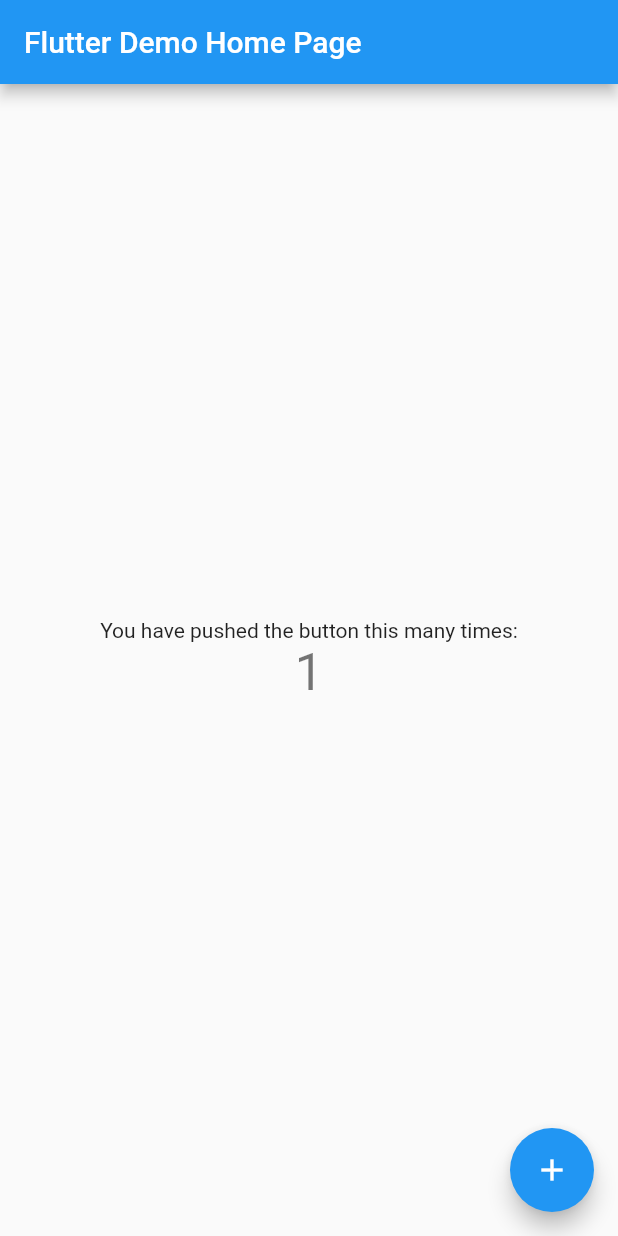
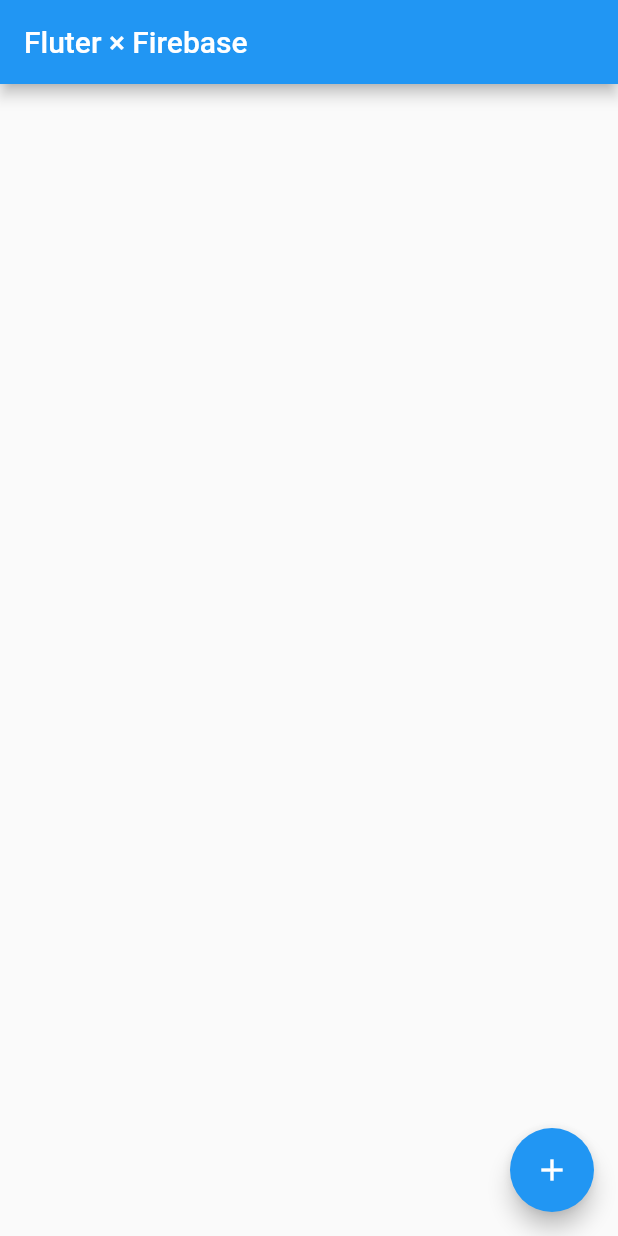
Before and after one commit to Iris2783/firebase-training, a Flutter app: the screen it shows after launch, after a tap on the "add" icon, on a phone screen of 412 x 824 dp. Run offline on Flutter 3.47's test engine with Material 2 defaults, Android fonts, the phone set to English and light mode, and no system bars; our stand-ins replace cloud_firestore, firebase_core; accounts and stored records are empty.

Commit message:
Conect to FIrebase

```diff
--- a/firebase_training/lib/main.dart
+++ b/firebase_training/lib/main.dart
@@ -1,115 +1,30 @@
+import 'package:firebase_core/firebase_core.dart';
+import 'package:firebase_training/firebase_options.dart';
+import 'package:firebase_training/pages/top_page.dart';
 import 'package:flutter/material.dart';
 
-void main() {
+
+//Firebaseとの連携を以下に記述。以下のコードを含みアプリがビルドで切ればFirebaseとの連携が完了していることを意味する。
+void main() async {
+  WidgetsFlutterBinding.ensureInitialized();
+  await Firebase.initializeApp(
+    options: DefaultFirebaseOptions.currentPlatform,
+  );
   runApp(const MyApp());
 }
 
 class MyApp extends StatelessWidget {
   const MyApp({super.key});
 
-  // This widget is the root of your application.
   @override
   Widget build(BuildContext context) {
     return MaterialApp(
+      debugShowCheckedModeBanner: false,
       title: 'Flutter Demo',
       theme: ThemeData(
-        // This is the theme of your application.
-        //
-        // Try running your application with "flutter run". You'll see the
-        // application has a blue toolbar. Then, without quitting the app, try
-        // changing the primarySwatch below to Colors.green and then invoke
-        // "hot reload" (press "r" in the console where you ran "flutter run",
-        // or simply save your changes to "hot reload" in a Flutter IDE).
-        // Notice that the counter didn't reset back to zero; the application
-        // is not restarted.
         primarySwatch: Colors.blue,
       ),
-      home: const MyHomePage(title: 'Flutter Demo Home Page'),
+      home: const TopPage(title: 'Flutter Demo Home Page'),
     );
   }
 }
-
-class MyHomePage extends StatefulWidget {
-  const MyHomePage({super.key, required this.title});
-
-  // This widget is the home page of your application. It is stateful, meaning
-  // that it has a State object (defined below) that contains fields that affect
-  // how it looks.
-
-  // This class is the configuration for the state. It holds the values (in this
-  // case the title) provided by the parent (in this case the App widget) and
-  // used by the build method of the State. Fields in a Widget subclass are
-  // always marked "final".
-
-  final String title;
-
-  @override
-  State<MyHomePage> createState() => _MyHomePageState();
-}
-
-class _MyHomePageState extends State<MyHomePage> {
-  int _counter = 0;
-
-  void _incrementCounter() {
-    setState(() {
-      // This call to setState tells the Flutter framework that something has
-      // changed in this State, which causes it to rerun the build method below
-      // so that the display can reflect the updated values. If we changed
-      // _counter without calling setState(), then the build method would not be
-      // called again, and so nothing would appear to happen.
-      _counter++;
-    });
-  }
-
-  @override
-  Widget build(BuildContext context) {
-    // This method is rerun every time setState is called, for instance as done
-    // by the _incrementCounter method above.
-    //
-    // The Flutter framework has been optimized to make rerunning build methods
-    // fast, so that you can just rebuild anything that needs updating rather
-    // than having to individually change instances of widgets.
-    return Scaffold(
-      appBar: AppBar(
-        // Here we take the value from the MyHomePage object that was created by
-        // the App.build method, and use it to set our appbar title.
-        title: Text(widget.title),
-      ),
-      body: Center(
-        // Center is a layout widget. It takes a single child and positions it
-        // in the middle of the parent.
-        child: Column(
-          // Column is also a layout widget. It takes a list of children and
-          // arranges them vertically. By default, it sizes itself to fit its
-          // children horizontally, and tries to be as tall as its parent.
-          //
-          // Invoke "debug painting" (press "p" in the console, choose the
-          // "Toggle Debug Paint" action from the Flutter Inspector in Android
-          // Studio, or the "Toggle Debug Paint" command in Visual Studio Code)
-          // to see the wireframe for each widget.
-          //
-          // Column has various properties to control how it sizes itself and
-          // how it positions its children. Here we use mainAxisAlignment to
-          // center the children vertically; the main axis here is the vertical
-          // axis because Columns are vertical (the cross axis would be
-          // horizontal).
-          mainAxisAlignment: MainAxisAlignment.center,
-          children: <Widget>[
-            const Text(
-              'You have pushed the button this many times:',
-            ),
-            Text(
-              '$_counter',
-              style: Theme.of(context).textTheme.headline4,
-            ),
-          ],
-        ),
-      ),
-      floatingActionButton: FloatingActionButton(
-        onPressed: _incrementCounter,
-        tooltip: 'Increment',
-        child: const Icon(Icons.add),
-      ), // This trailing comma makes auto-formatting nicer for build methods.
-    );
-  }
-}
--- /dev/null
+++ b/firebase_training/lib/model/memo.dart
@@ -0,0 +1,19 @@
+//Memoクラスの作成　メモを作る上で必要な要素の変数を定義して使えるようにしておく　メモの内容は変則的であるため変数を活用すること必須
+import 'package:cloud_firestore/cloud_firestore.dart';
+
+class Memo {
+  //String(文字列のみを格納)とDateTime(日付及び時刻を格納)型で変数を定義する Memoクラスないの各変数を呼び出せるようにしておく
+  String title;//メモのタイトル　必須項目とする
+  String detail;//メモの内容　必須項目とする
+  Timestamp createdDate;//メモが作られた日時　必須項目とする
+  Timestamp? updatedDate;//メモが更新された日時 更新されなければ出てこないので必須項目としない 必須項目としないのでNullSafetyの処理を忘れずに(?をいれる)
+
+//以下にコンストラクタを記述することで上記のエラーが解消される　コンストラクタ:指定のクラスを実際に実行する際の指示を記述しているもの　以下の場合はMemoクラスで指定した変数をどのように(使うか)実行するかを記載している
+//requiredをつけることにより必須項目に指定することができる
+  Memo({
+    required this.title,
+    required this.detail,
+    required this.createdDate,
+    this.updatedDate,
+  });
+}
--- /dev/null
+++ b/firebase_training/lib/pages/top_page.dart
@@ -0,0 +1,65 @@
+import 'package:cloud_firestore/cloud_firestore.dart';
+import 'package:firebase_training/model/memo.dart';
+import 'package:flutter/material.dart';
+
+class TopPage extends StatefulWidget {
+  const TopPage({super.key, required this.title});
+
+  final String title;
+
+  @override
+  State<TopPage> createState() => _TopPageState();
+}
+
+class _TopPageState extends State<TopPage> {
+  //List型のmemoListを作成。memoListの中にメモの情報を入れてListViewで表示できるようにしておく
+  List<Memo> memoList = [];
+
+//以下のコードを記述することで実際にFirebaseからデータを取得する
+  Future<void> fetchMemo() async {
+    final memoCollection = await FirebaseFirestore.instance.collection('memo').get(); //FirebaseのMemoコレクションにアクセスするためのコード
+    final docs = memoCollection.docs; //Memoコレクションのドキュメントにアクセスするためのコード
+    //以下のコードで登録されているMemoコレクションのドキュメントの数だけ処理(データを取り出す)を行うようにする
+    for (var doc in docs) {
+      Memo fetchMemo = Memo(
+        title: doc.data()['title'], //ドキュメントの中のタイトルを取り出すことができる
+        detail: doc.data()['detail'], //ドキュメントの中の詳細を取り出すことができる
+        createdDate: doc.data()['createdDate'], //ドキュメントの中の作成日時を取り出すことができる
+      );
+      //fetchMemoを15行目のmemoListに追加するためのコードを以下に記述する
+      memoList.add(fetchMemo);
+    }
+    //以上の処理が完了したら画面の再描画をするために以下にsetStateを記述する(画面を更新する処理)
+    setState(() {});
+  }
+
+  //initState関数はその中に書かれた(今回はfetchMemo)の処理を一度だけ実行する。実行のタイミングはウィジェットが作成された直後となる。
+  @override
+  void initState() {
+    super.initState();
+    fetchMemo();
+  }
+
+  @override
+  Widget build(BuildContext context) {
+    return Scaffold(
+      appBar: AppBar(
+        title: const Text('Fluter × Firebase'),
+      ),
+      body: ListView.builder(
+          itemCount:
+              memoList.length, //memoListの中にある要素の数だけ表示させたい場合は関数名+lengthを記述する
+          itemBuilder: (context, index) {
+            return ListTile(
+              title: Text(
+                  memoList[index].title), //indexを使うことで順番の指定なくそのまま順番に表示してくれる
+            );
+          }),
+      floatingActionButton: FloatingActionButton(
+        onPressed: () {},
+        tooltip: 'Increment',
+        child: const Icon(Icons.add),
+      ),
+    );
+  }
+}
--- a/firebase_training/pubspec.yaml
+++ b/firebase_training/pubspec.yaml
@@ -36,6 +36,8 @@ dependencies:
   # The following adds the Cupertino Icons font to your application.
   # Use with the CupertinoIcons class for iOS style icons.
   cupertino_icons: ^1.0.2
+  firebase_core: ^2.4.1
+  cloud_firestore: ^4.3.1
 
 dev_dependencies:
   flutter_test:
```
Also changed, not shown: firebase_training/lib/firebase_options.dart (added), firebase_training/pubspec.lock, 16 other files.
